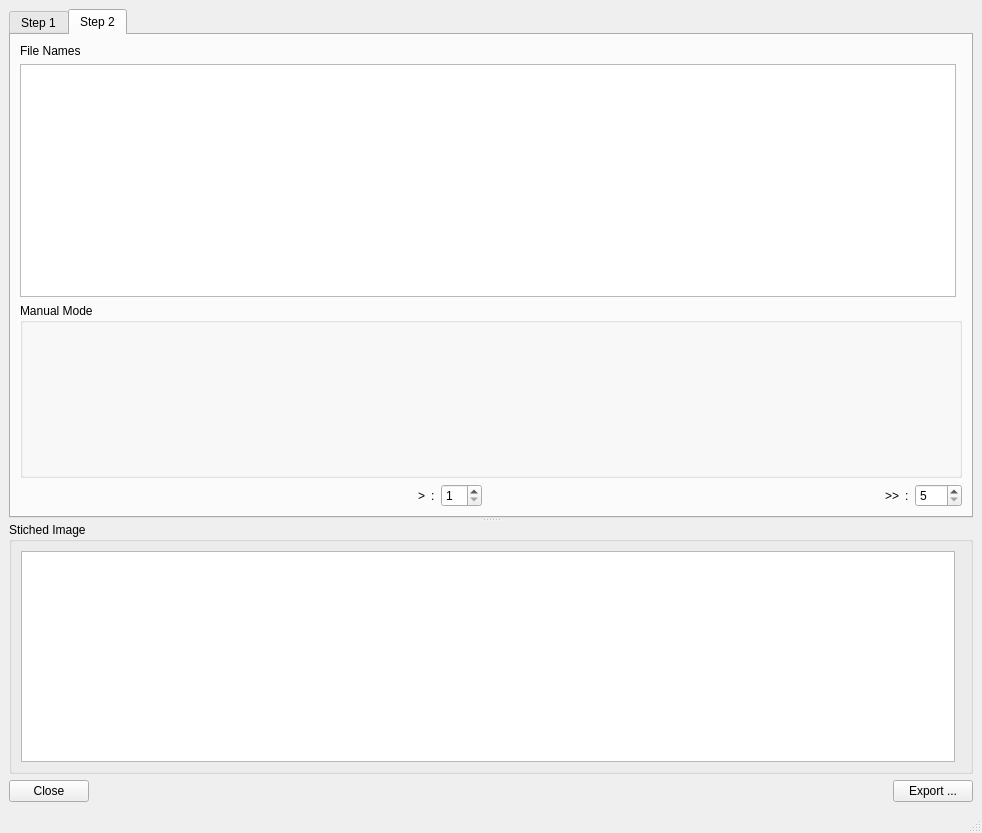
Qt form ui/ui_panoramic_stitching.ui (neutronimaging/python_notebooks) before a commit.
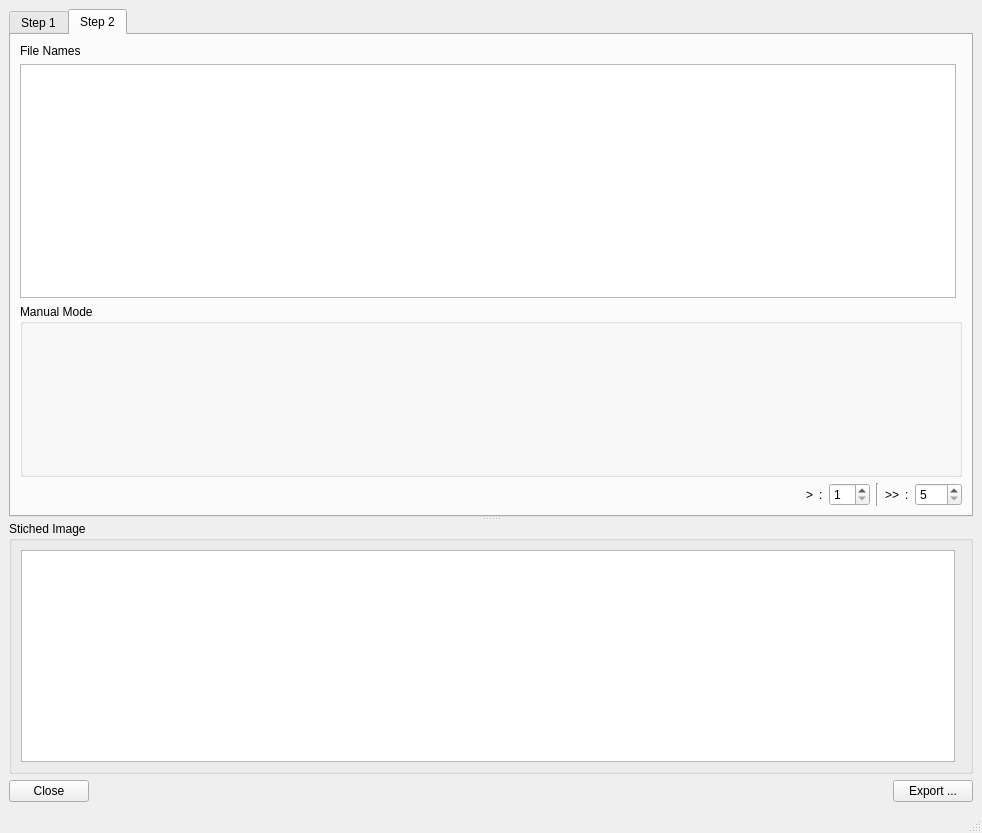
The same form after that commit.

```diff
--- a/ui/ui_panoramic_stitching.ui
+++ b/ui/ui_panoramic_stitching.ui
@@ -179,6 +179,9 @@
               </item>
               <item row="2" column="1">
                <widget class="QPushButton" name="left_left_button">
+                <property name="styleSheet">
+                 <string notr="true">border: None</string>
+                </property>
                 <property name="text">
                  <string/>
                 </property>
@@ -240,6 +243,9 @@
               </item>
               <item row="2" column="5">
                <widget class="QPushButton" name="right_right_button">
+                <property name="styleSheet">
+                 <string notr="true">border: None</string>
+                </property>
                 <property name="text">
                  <string/>
                 </property>
@@ -326,17 +332,11 @@
             </widget>
            </item>
            <item>
-            <spacer name="horizontalSpacer_5">
+            <widget class="Line" name="line">
              <property name="orientation">
-              <enum>Qt::Horizontal</enum>
+              <enum>Qt::Vertical</enum>
              </property>
-             <property name="sizeHint" stdset="0">
-              <size>
-               <width>40</width>
-               <height>20</height>
-              </size>
-             </property>
-            </spacer>
+            </widget>
            </item>
            <item>
             <widget class="QLabel" name="label_5">
```
